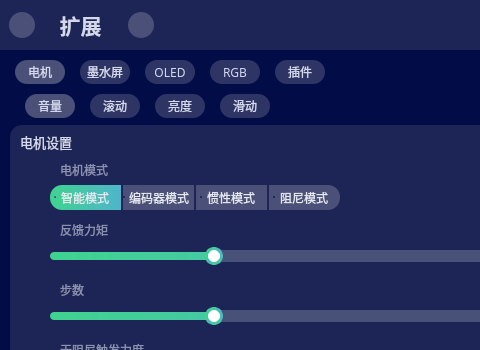
The window that ui/mainwindow.ui (Huiyicc/hw75-tools) describes before a commit, drawn with Qt 5; both pictures show x 0 to 480 and y 0 to 350 of the 1020 by 639 pixel window.
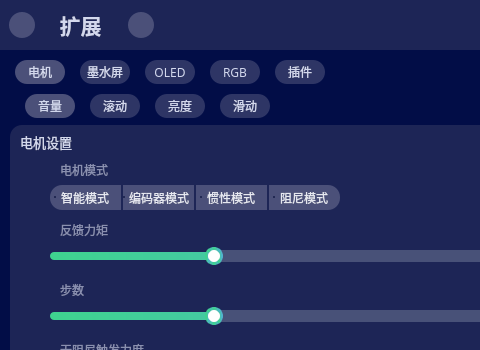
The same window after the commit. Icons and pictures are not drawn.

Patch:
```diff
--- a/ui/mainwindow.ui
+++ b/ui/mainwindow.ui
@@ -472,7 +472,7 @@
           <rect>
            <x>30</x>
            <y>30</y>
-           <width>311</width>
+           <width>301</width>
            <height>71</height>
           </rect>
          </property>
@@ -521,7 +521,7 @@
            <string>智能模式</string>
           </property>
           <property name="checked">
-           <bool>true</bool>
+           <bool>false</bool>
           </property>
          </widget>
          <widget class="QRadioButton" name="ctrl_knob_mode_switch_3">
```
Left out of the diff: 44 changed lines with no effect on the pictures.
